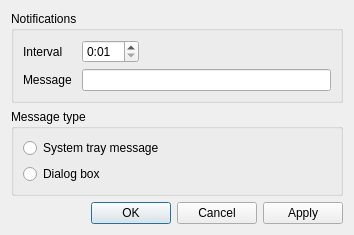
First picture: the form in restnotifier/settingsdialog.ui, repository swarmer/restnotifier, before the edit.
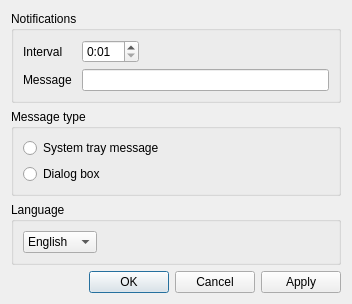
Second picture: the form after the edit.

What changed in the file:
```diff
--- a/restnotifier/settingsdialog.ui
+++ b/restnotifier/settingsdialog.ui
@@ -6,8 +6,8 @@
    <rect>
     <x>0</x>
     <y>0</y>
-    <width>354</width>
-    <height>211</height>
+    <width>352</width>
+    <height>274</height>
    </rect>
   </property>
   <property name="windowTitle">
@@ -116,6 +116,29 @@
     </widget>
    </item>
    <item row="2" column="0">
+    <widget class="QGroupBox" name="groupBox_3">
+     <property name="title">
+      <string>Language</string>
+     </property>
+     <layout class="QFormLayout" name="formLayout_2">
+      <item row="0" column="0">
+       <widget class="QComboBox" name="languageComboBox">
+        <item>
+         <property name="text">
+          <string>English</string>
+         </property>
+        </item>
+        <item>
+         <property name="text">
+          <string>Русский</string>
+         </property>
+        </item>
+       </widget>
+      </item>
+     </layout>
+    </widget>
+   </item>
+   <item row="3" column="0">
     <spacer name="verticalSpacer">
      <property name="orientation">
       <enum>Qt::Vertical</enum>
@@ -128,7 +151,7 @@
      </property>
     </spacer>
    </item>
-   <item row="3" column="0">
+   <item row="4" column="0">
     <widget class="QDialogButtonBox" name="dialogButtonBox">
      <property name="orientation">
       <enum>Qt::Horizontal</enum>
```
